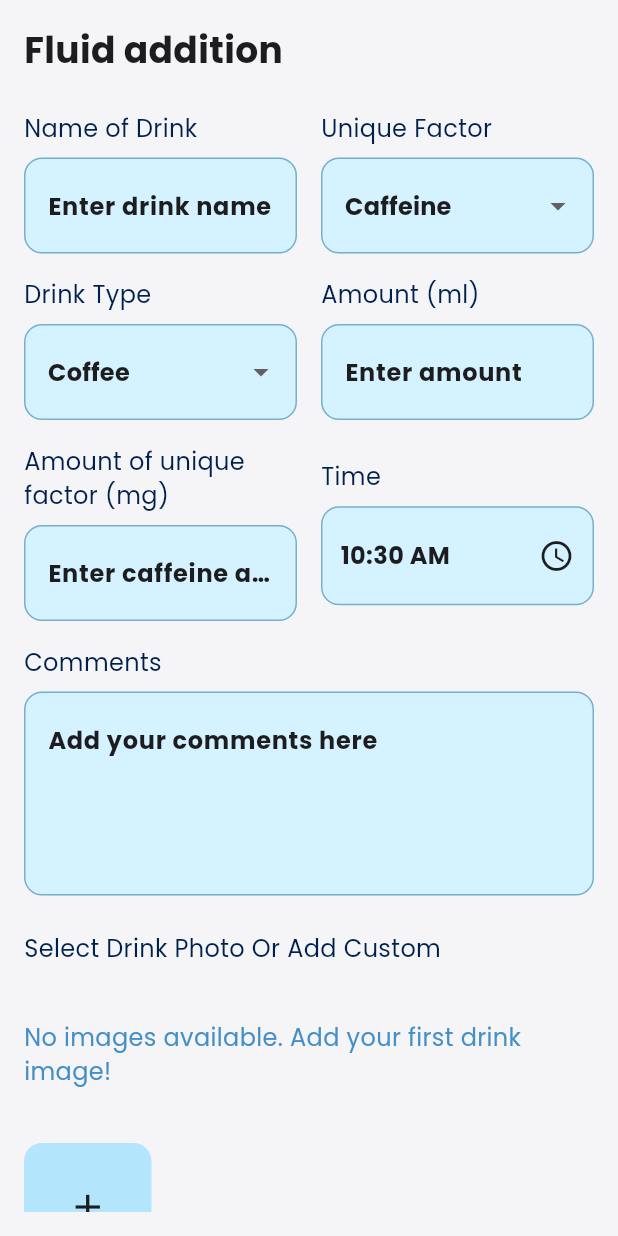
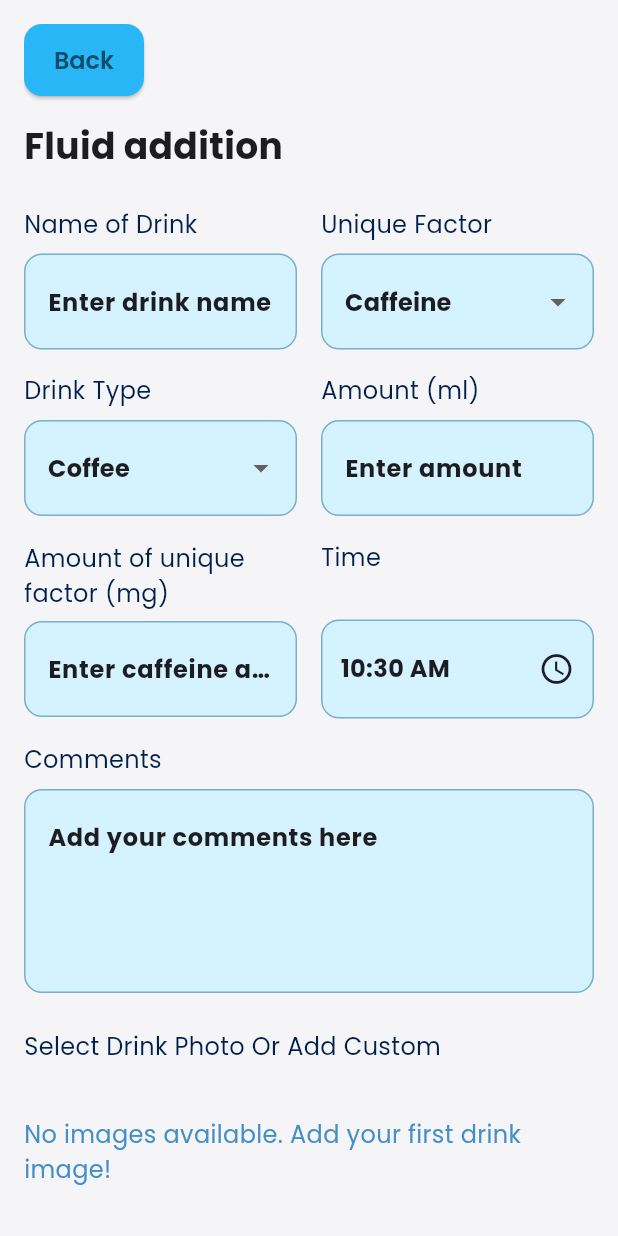
Before and after one commit to SoftwareDevvvv/sipwatch, a Flutter app: the FluidAdditionScreen screen opened by its route, on a phone screen of 412 x 824 dp. Run offline on Flutter 3.47's test engine with Material 3 defaults, Android fonts, the phone set to English and light mode, and no system bars; our stand-ins replace fl_chart, flutter_local_notifications, flutter_svg, get, image_picker, permission_handler and 2 more; accounts and stored records are empty.

Commit message:
Add fluid ui update

```diff
--- a/lib/features/add_fluid/screens/add_fluid_screen.dart
+++ b/lib/features/add_fluid/screens/add_fluid_screen.dart
@@ -130,6 +130,36 @@ class _FluidAdditionScreenState extends State<FluidAdditionScreen> {
             child: Column(
               crossAxisAlignment: CrossAxisAlignment.start,
               children: [
+                // Back button at the top
+                Align(
+                  alignment: Alignment.centerLeft,
+                  child: SizedBox(
+                    width: 80,
+                    child: ElevatedButton(
+                      onPressed: () {
+                        Navigator.pop(context);
+                      },
+                      style: ElevatedButton.styleFrom(
+                        backgroundColor: Color(0xFF29B6F6),
+                        shape: RoundedRectangleBorder(
+                          borderRadius:
+                              BorderRadius.circular(AppDimensions.radiusM),
+                        ),
+                        padding:
+                            EdgeInsets.symmetric(horizontal: 16, vertical: 12),
+                      ),
+                      child: Text(
+                        'Back',
+                        style: TextStyle(
+                          fontSize: 16,
+                          fontWeight: FontWeight.w600,
+                        ),
+                      ),
+                    ),
+                  ),
+                ),
+                const SizedBox(height: AppDimensions.paddingM),
+
                 Text(isEditMode ? 'Fluid Edit' : 'Fluid addition',
                     style: AppTextStyles.heading3),
                 const SizedBox(
@@ -342,12 +372,21 @@ class _FluidAdditionScreenState extends State<FluidAdditionScreen> {
       hint = 'Enter alcohol percentage';
       label = 'Amount of unique factor (%)';
     }
-
     return Column(
       crossAxisAlignment: CrossAxisAlignment.start,
       children: [
-        Text(label,
-            style: AppTextStyles.bodyMedium.copyWith(color: Color(0xFF00214D))),
+        Container(
+          height: 45, // Fixed height for alignment with time field
+          alignment:
+              Alignment.center, // Center alignment for better visual balance
+          child: Text(
+            label,
+            style: AppTextStyles.bodyMedium.copyWith(color: Color(0xFF00214D)),
+            maxLines: 2, // Allow text to wrap to 2 lines if needed
+            overflow:
+                TextOverflow.visible, // Changed to visible for better rendering
+          ),
+        ),
         const SizedBox(height: AppDimensions.paddingS),
         TextFormField(
           controller: _uniqueFactorAmountController,
@@ -383,9 +422,15 @@ class _FluidAdditionScreenState extends State<FluidAdditionScreen> {
   Widget _buildTimeField() {
     return Column(
       crossAxisAlignment: CrossAxisAlignment.start,
+      mainAxisAlignment: MainAxisAlignment.center,
       children: [
-        Text('Time',
-            style: AppTextStyles.bodyMedium.copyWith(color: Color(0xFF00214D))),
+        Container(
+          height: 45, // Increased height to match the unique factor label area
+          child: Text(
+            'Time',
+            style: AppTextStyles.bodyMedium.copyWith(color: Color(0xFF00214D)),
+          ),
+        ),
         const SizedBox(height: AppDimensions.paddingS),
         GestureDetector(
           onTap: _showTimePicker,
```
